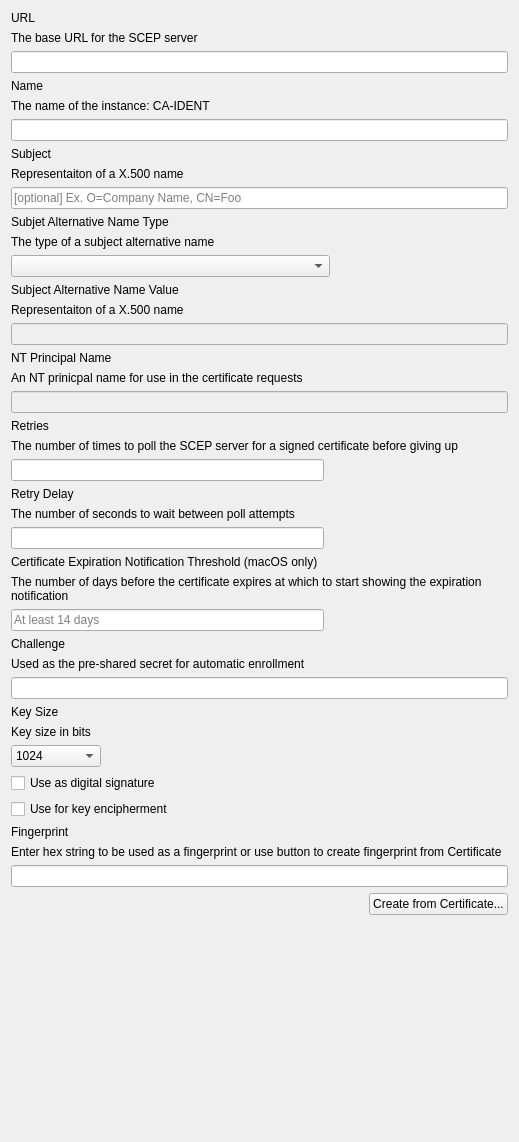
Qt form FWAdminLib/Configurator/SCEPForm.ui (fw-dev/translations) before a commit.
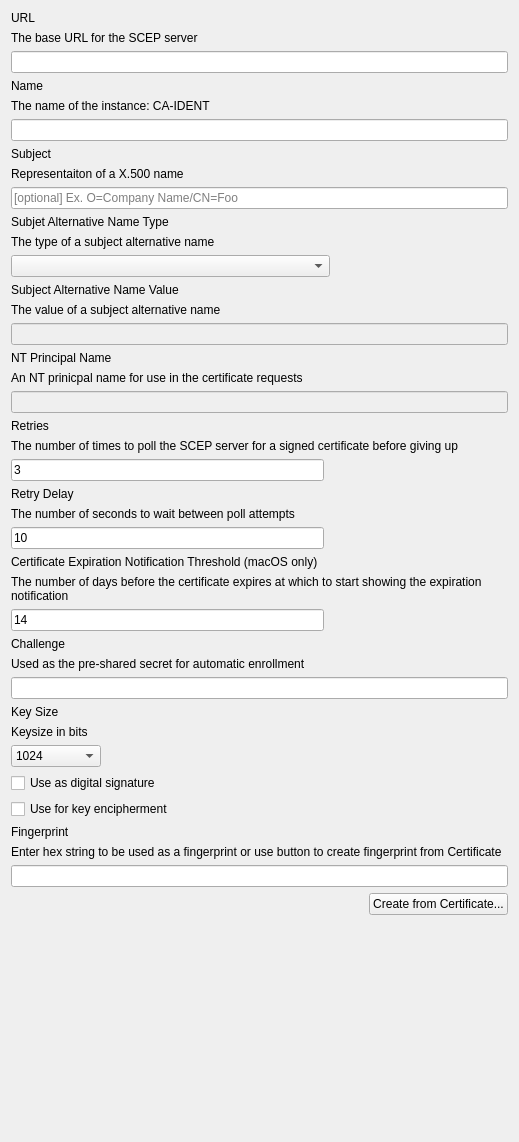
The same form after that commit.

What changed in the file:
```diff
--- a/FWAdminLib/Configurator/SCEPForm.ui
+++ b/FWAdminLib/Configurator/SCEPForm.ui
@@ -107,6 +107,9 @@
    </item>
    <item row="20" column="0" colspan="2">
     <widget class="QLineEdit" name="Retries">
+     <property name="text">
+      <string>3</string>
+     </property>
      <property name="placeholderText">
       <string/>
      </property>
@@ -129,7 +132,7 @@
    <item row="31" column="0" colspan="2">
     <widget class="QLabel" name="lTipKeySize">
      <property name="text">
-      <string>Key size in bits</string>
+      <string>Keysize in bits</string>
      </property>
     </widget>
    </item>
@@ -223,7 +226,7 @@
    <item row="8" column="0" colspan="4">
     <widget class="QLineEdit" name="Subject">
      <property name="placeholderText">
-      <string>[optional] Ex. O=Company Name, CN=Foo</string>
+      <string>[optional] Ex. O=Company Name/CN=Foo</string>
      </property>
     </widget>
    </item>
@@ -250,6 +253,9 @@
    </item>
    <item row="23" column="0" colspan="2">
     <widget class="QLineEdit" name="RetryDelay">
+     <property name="text">
+      <string>10</string>
+     </property>
      <property name="placeholderText">
       <string/>
      </property>
@@ -275,7 +281,7 @@
    <item row="13" column="0" colspan="3">
     <widget class="QLabel" name="lTipSubjectAlternateValue">
      <property name="text">
-      <string>Representaiton of a X.500 name</string>
+      <string>The value of a subject alternative name</string>
      </property>
     </widget>
    </item>
@@ -399,6 +405,9 @@
      <property name="toolTip">
       <string>At least 14 days</string>
      </property>
+     <property name="text">
+      <string>14</string>
+     </property>
      <property name="placeholderText">
       <string>At least 14 days</string>
      </property>
```
Left out of the diff: 17 changed lines with no effect on the pictures.
